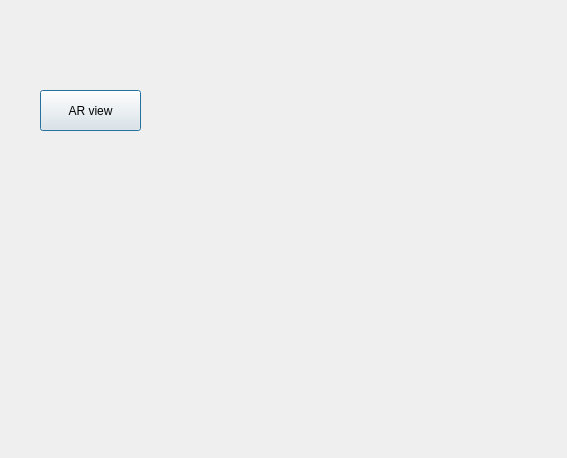
First picture: the form in ARInfuseMockUp/viewarvr.ui, repository elenaVal/ARINFUSE-TOOL, before the edit.
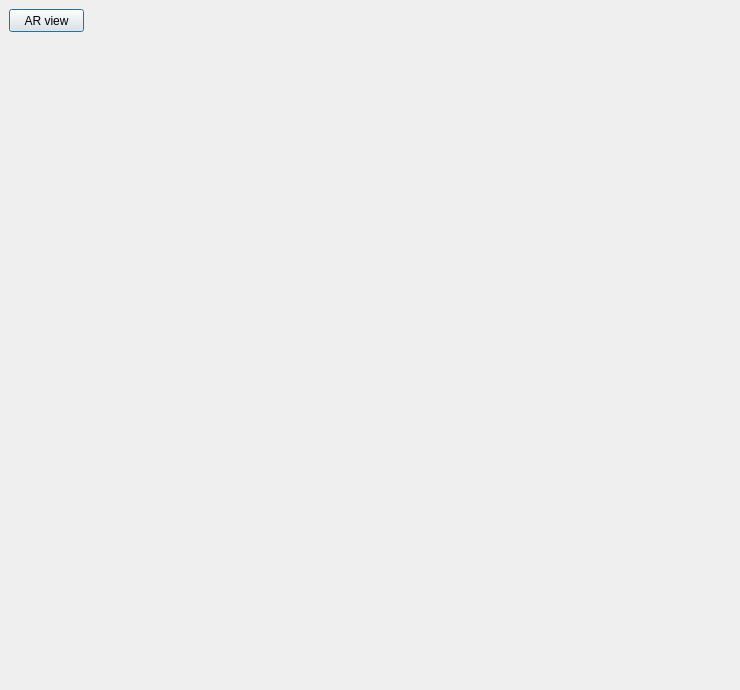
Second picture: the form after the edit.

Commit message: Added normal image view in AR tab.

```diff
--- a/ARInfuseMockUp/viewarvr.ui
+++ b/ARInfuseMockUp/viewarvr.ui
@@ -6,39 +6,52 @@
    <rect>
     <x>0</x>
     <y>0</y>
-    <width>567</width>
-    <height>458</height>
+    <width>740</width>
+    <height>690</height>
    </rect>
   </property>
   <property name="windowTitle">
    <string>3D View - AR/VR</string>
   </property>
-  <widget class="QLabel" name="label_pic">
-   <property name="geometry">
-    <rect>
-     <x>220</x>
-     <y>60</y>
-     <width>311</width>
-     <height>291</height>
-    </rect>
-   </property>
-   <property name="text">
-    <string/>
-   </property>
-  </widget>
   <widget class="QPushButton" name="showImage">
    <property name="geometry">
     <rect>
-     <x>40</x>
-     <y>90</y>
-     <width>101</width>
-     <height>41</height>
+     <x>9</x>
+     <y>9</y>
+     <width>75</width>
+     <height>23</height>
     </rect>
    </property>
    <property name="text">
     <string>AR view</string>
    </property>
   </widget>
+  <widget class="QLabel" name="label_pic">
+   <property name="geometry">
+    <rect>
+     <x>350</x>
+     <y>40</y>
+     <width>361</width>
+     <height>281</height>
+    </rect>
+   </property>
+   <property name="text">
+    <string/>
+   </property>
+  </widget>
+  <widget class="QLabel" name="label_normal">
+   <property name="geometry">
+    <rect>
+     <x>346</x>
+     <y>369</y>
+     <width>361</width>
+     <height>281</height>
+    </rect>
+   </property>
+   <property name="text">
+    <string/>
+   </property>
+  </widget>
  </widget>
  <resources/>
  <connections/>
```
The commit also changes 2 other files.
